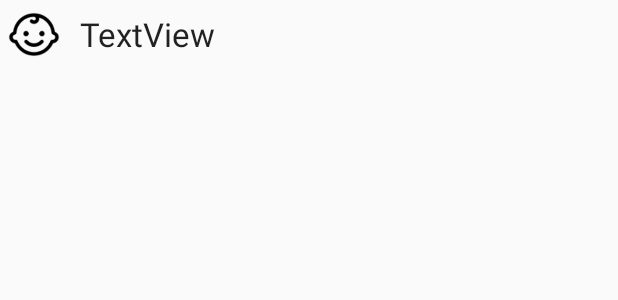
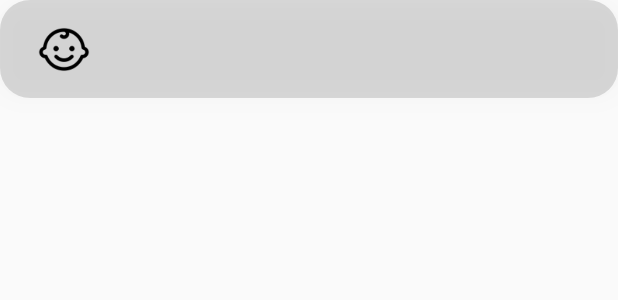
Before and after one commit to c-jack/babytracker_android, an Android app: the layout baby_name_item.xml on its own in the app's theme, with its tools: preview values and no code run, on a phone screen of 412 x 824 dp. Shown: the top 300 px of the screen. Run offline under Robolectric (Android 15) with nearby library versions, the phone set to English and light mode, and no system bars.

Commit message:
Style tweaks

```diff
--- a/app/src/main/java/uk/cjack/babytracker/MainActivity.java
+++ b/app/src/main/java/uk/cjack/babytracker/MainActivity.java
@@ -34,7 +34,7 @@ public class MainActivity extends BaseActivity implements BabyListAdapter.OnItem
     @Override
     protected void onCreate( final Bundle savedInstanceState ) {
         super.onCreate( savedInstanceState );
-        setContentView( R.layout.activity_main );
+        setContentView( R.layout.baby_name_screen );
 
         // Set toolbar
         final Toolbar toolbar = findViewById( R.id.toolbar );
--- a/app/src/main/java/uk/cjack/babytracker/adapters/ActivityAdapter.java
+++ b/app/src/main/java/uk/cjack/babytracker/adapters/ActivityAdapter.java
@@ -41,7 +41,7 @@ public class ActivityAdapter extends RecyclerView.Adapter<ActivityAdapter.ViewHo
         final LayoutInflater inflater = LayoutInflater.from( context );
 
         // Inflate the custom layout
-        final View feed_item_view = inflater.inflate( R.layout.activity_item, parent, false );
+        final View feed_item_view = inflater.inflate( R.layout.activity_screen_item, parent, false );
 
         // Return a new holder instance
         return new ViewHolder( feed_item_view );
--- /dev/null
+++ b/app/src/main/res/drawable/rounded_rec.xml
@@ -0,0 +1,18 @@
+<?xml version="1.0" encoding="utf-8"?>
+<shape xmlns:android="http://schemas.android.com/apk/res/android"
+    android:shape="rectangle">
+
+    // The width and color of the border
+    <solid android:color="@color/darkTint"/>
+
+    // The desired corner radius. reduce it to keep it less rounded
+    <corners android:radius="20dp" />
+
+    // Add your desired padding
+    <padding
+        android:bottom="10dp"
+        android:left="20dp"
+        android:right="20dp"
+        android:top="10dp"></padding>
+
+</shape>
--- a/app/src/main/res/layout/content_main.xml
+++ b/app/src/main/res/layout/baby_name_content.xml
@@ -4,9 +4,10 @@
     xmlns:tools="http://schemas.android.com/tools"
     android:layout_width="match_parent"
     android:layout_height="match_parent"
+    android:background="@color/colorPrimary"
     app:layout_behavior="@string/appbar_scrolling_view_behavior"
     tools:context=".MainActivity"
-    tools:showIn="@layout/activity_main">
+    tools:showIn="@layout/baby_name_screen">
 
     <androidx.recyclerview.widget.RecyclerView
         android:id="@+id/baby_name_list_view"
@@ -16,8 +17,6 @@
         android:layout_marginTop="20dp"
         android:layout_marginEnd="20dp"
         android:layout_marginBottom="20dp"
-        android:background="#ffffff"
-        android:elevation="10dp"
         app:layout_constraintBottom_toBottomOf="parent"
         app:layout_constraintEnd_toEndOf="parent"
         app:layout_constraintStart_toStartOf="parent"
--- a/app/src/main/res/layout/baby_name_item.xml
+++ b/app/src/main/res/layout/baby_name_item.xml
@@ -4,7 +4,10 @@
     xmlns:tools="http://schemas.android.com/tools"
     android:id="@+id/linearLayout"
     android:layout_width="match_parent"
-    android:layout_height="wrap_content">
+    android:layout_height="wrap_content"
+    android:background="@drawable/rounded_rec"
+    android:layout_marginBottom="10dp"
+    android:elevation="10dp">
 
     <TextView
         android:id="@+id/babyName"
@@ -15,8 +18,8 @@
         android:layout_marginEnd="8dp"
         android:gravity="center_vertical"
         android:singleLine="true"
-        android:text="TextView"
         android:textAppearance="@style/TextAppearance.AppCompat.Large"
+        android:textColor="#ffffff"
         app:layout_constraintEnd_toEndOf="parent"
         app:layout_constraintStart_toEndOf="@+id/imageView"
         app:layout_constraintTop_toTopOf="parent" />
--- a/app/src/main/res/values/colors.xml
+++ b/app/src/main/res/values/colors.xml
@@ -1,8 +1,10 @@
 <?xml version="1.0" encoding="utf-8"?>
 <resources>
-    <color name="colorPrimary">#008577</color>
+    <color name="colorPrimary">#07334E</color>
     <color name="colorPrimaryDark">#00574B</color>
-    <color name="colorAccent">#D81B60</color>
+    <color name="colorAccent">#0288D1</color>
+    <color name="darkTint">#22000000</color>
+
 
     <color name="sa_green">#1E9618</color>
     <color name="sa_gray">#CCCCCC</color>
--- a/app/src/main/res/values/dimens.xml
+++ b/app/src/main/res/values/dimens.xml
@@ -1,4 +1,4 @@
 <resources>
-    <dimen name="activity_height">36dp</dimen>
+    <dimen name="activity_height">30dp</dimen>
     <dimen name="activity_height_with_date">115dp</dimen>
 </resources>
```
Also changed, not shown: app/src/main/java/uk/cjack/babytracker/BabyActivity.java (+4 -4 lines), app/src/main/res/layout/activity_screen.xml (renamed from app/src/main/res/layout/baby_screen.xml, +0 -8 lines), app/src/main/res/layout/baby_name_screen.xml (renamed from app/src/main/res/layout/activity_main.xml, +3 -4 lines), app/src/main/res/layout/activity_screen_add_activity.xml (renamed from app/src/main/res/layout/add_activity.xml), app/src/main/res/layout/activity_screen_item.xml (renamed from app/src/main/res/layout/activity_item.xml).
